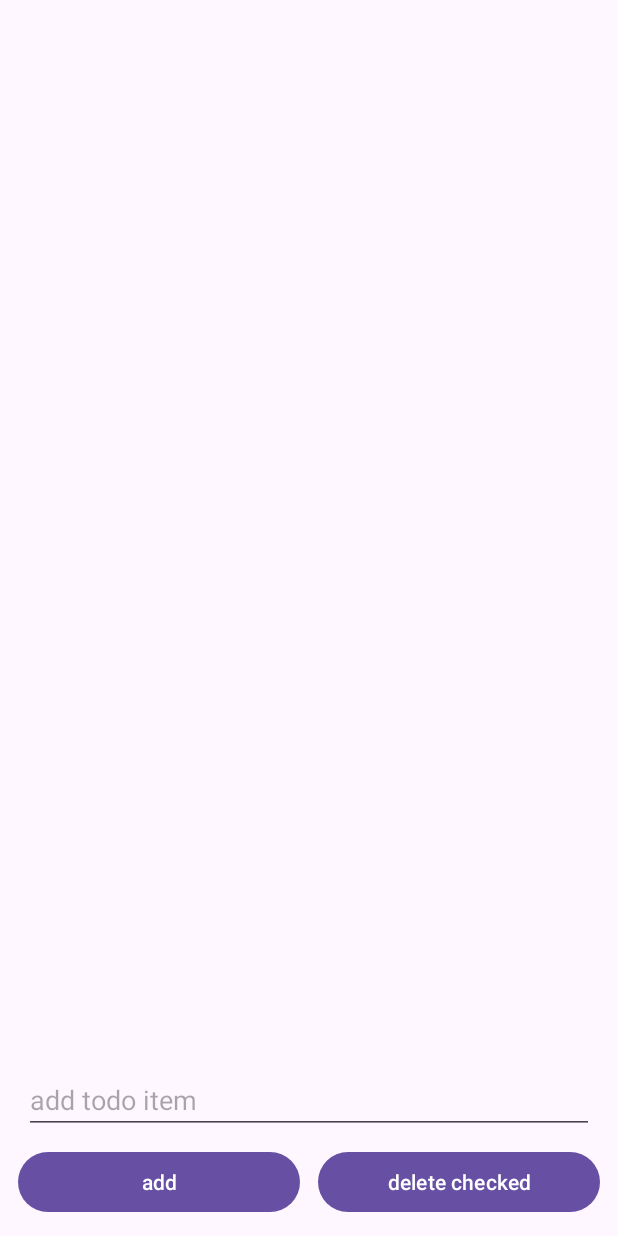
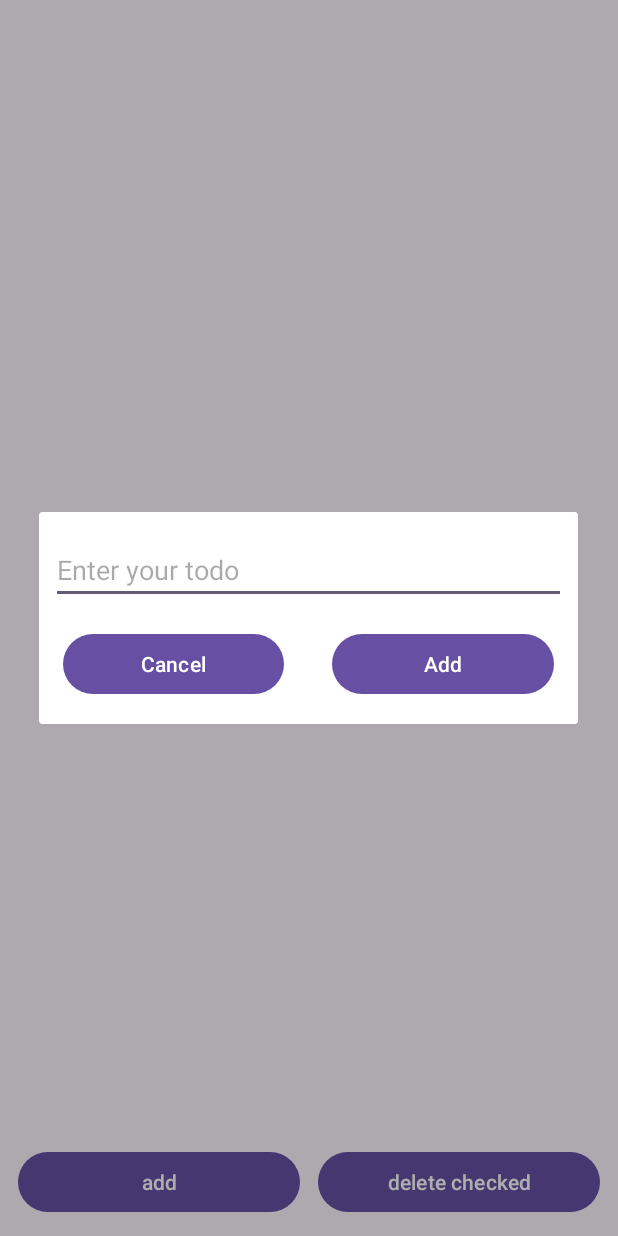
Before and after one commit to MahmudMeme/ToDo-AndroidApp, an Android app: the screen it shows after launch (MainActivity), after a tap on "add", on a phone screen of 412 x 824 dp. Run offline under Robolectric (Android 15) with nearby library versions, the phone set to English and light mode, and no system bars; our stand-ins replace Room's generated code.

Commit message:
add dialog for new todo, pin todos at top of the list with visual flag

```diff
--- a/app/src/main/java/com/example/todolist/MainActivity.kt
+++ b/app/src/main/java/com/example/todolist/MainActivity.kt
@@ -1,7 +1,11 @@
 package com.example.todolist
 
 import android.os.Bundle
+import android.view.LayoutInflater
+import android.widget.Button
+import android.widget.EditText
 import androidx.activity.enableEdgeToEdge
+import androidx.appcompat.app.AlertDialog
 import androidx.appcompat.app.AppCompatActivity
 import androidx.core.view.ViewCompat
 import androidx.core.view.WindowInsetsCompat
@@ -38,12 +42,18 @@ class MainActivity : AppCompatActivity() {
         toDoAdapter.setOnTodoCheckedChangeListener { position, isChecked ->
             viewModel.changeTodoChecked(position, isChecked)
         }
+
+        toDoAdapter.setOnTodoPinClickListener { position ->
+            viewModel.changeToDoPinned(position)
+        }
+
         binding.rvTodoList.adapter = toDoAdapter
 
         binding.btnAdd.setOnClickListener {
-            val todoTitle = binding.etTodoList.text.toString()
-            viewModel.addToDo(todoTitle)
-            binding.etTodoList.text.clear()
+            showAddTodoDialog()
+//            val todoTitle = binding.etTodoList.text.toString()
+//            viewModel.addToDo(todoTitle)
+//            binding.etTodoList.text.clear()
         }
         binding.btnDelete.setOnClickListener {
             viewModel.deleteCheckedToDos()
@@ -57,4 +67,33 @@ class MainActivity : AppCompatActivity() {
             }
         }
     }
+
+    private fun showAddTodoDialog() {
+        val dialogView = LayoutInflater.from(this).inflate(R.layout.dialog_todo, null)
+        val etDialogTodo = dialogView.findViewById<EditText>(R.id.etDialogTodo)
+        val btnDialogAdd = dialogView.findViewById<Button>(R.id.btnDialogAdd)
+        val btnDialogCancel = dialogView.findViewById<Button>(R.id.btnDialogCancel)
+
+        val dialog = AlertDialog.Builder(this)
+            .setView(dialogView)
+            .setCancelable(false)
+            .create()
+
+        btnDialogAdd.setOnClickListener {
+            val todoTitle = etDialogTodo.text.toString().trim()
+            if (todoTitle.isNotEmpty()) {
+                viewModel.addToDo(todoTitle)
+                dialog.dismiss()
+            } else {
+                etDialogTodo.error = "Enter a todo"
+            }
+        }
+
+        btnDialogCancel.setOnClickListener {
+            dialog.dismiss()
+        }
+
+        dialog.show()
+
+    }
 }
--- a/app/src/main/java/com/example/todolist/adapter/ToDoAdapter.kt
+++ b/app/src/main/java/com/example/todolist/adapter/ToDoAdapter.kt
@@ -6,15 +6,20 @@ import android.view.ViewGroup
 import androidx.recyclerview.widget.RecyclerView
 import com.example.todolist.data.ToDoEntity
 import android.graphics.Paint.STRIKE_THRU_TEXT_FLAG
+import android.view.View
 import com.example.todolist.databinding.TodoitemBinding
 
 
 class ToDoAdapter : RecyclerView.Adapter<ToDoAdapter.ToDoViewHolder>() {
     private val data = mutableListOf<ToDoEntity>()
     private var onTodoCheckedChangeListener: ((position: Int, isChecked: Boolean) -> Unit)? = null
+    private var onTodoPinClickListener: ((position: Int) -> Unit)? = null
 
     fun setOnTodoCheckedChangeListener(listener: (position: Int, isChecked: Boolean) -> Unit) {
         this.onTodoCheckedChangeListener = listener
+    }
+    fun setOnTodoPinClickListener(listener: (position: Int) -> Unit) {
+        this.onTodoPinClickListener = listener
     }
 
     override fun onCreateViewHolder(parent: ViewGroup, viewType: Int): ToDoViewHolder {
@@ -29,6 +34,9 @@ class ToDoAdapter : RecyclerView.Adapter<ToDoAdapter.ToDoViewHolder>() {
                 toDoViewHolder.bindingAdapterPosition,
                 isChecked
             )
+        }
+        binding.root.setOnClickListener {
+            this.onTodoPinClickListener?.invoke(toDoViewHolder.bindingAdapterPosition)
         }
         return toDoViewHolder
     }
@@ -61,6 +69,8 @@ class ToDoAdapter : RecyclerView.Adapter<ToDoAdapter.ToDoViewHolder>() {
                 }
             }
             binding.cbtodoItem.isChecked = item.isChecked
+            binding.imageViewPin.visibility = if (item.isPinned) View.VISIBLE else View.GONE
+
         }
     }
 }
--- a/app/src/main/java/com/example/todolist/data/LocalToDoDataSource.kt
+++ b/app/src/main/java/com/example/todolist/data/LocalToDoDataSource.kt
@@ -6,5 +6,6 @@ interface LocalToDoDataSource {
     suspend fun delete(id: Int)
     suspend fun getAll(): List<ToDoEntity>
     suspend fun toggleChecked(id: Int)
+    suspend fun togglePinned(id: Int)
     suspend fun deleteAllChecked(list: List<ToDoEntity>)
 }
--- a/app/src/main/java/com/example/todolist/data/RoomDataSource.kt
+++ b/app/src/main/java/com/example/todolist/data/RoomDataSource.kt
@@ -21,6 +21,10 @@ class RoomDataSource(private val toDoDao: ToDoDao) : LocalToDoDataSource {
         toDoDao.toggleIsChecked(id)
     }
 
+    override suspend fun togglePinned(id: Int) {
+        toDoDao.toggleIsPinned(id)
+    }
+
     override suspend fun deleteAllChecked(list: List<ToDoEntity>) {
         for (todo in list) {
             if (todo.isChecked) {
--- a/app/src/main/java/com/example/todolist/data/ToDoDao.kt
+++ b/app/src/main/java/com/example/todolist/data/ToDoDao.kt
@@ -18,9 +18,12 @@ interface ToDoDao {
     @Query("DELETE FROM todos WHERE id=:id")
     suspend fun delete(id:Int)
 
-    @Query("SELECT * FROM todos")
+    @Query("SELECT * FROM todos ORDER BY isPinned DESC")
     suspend fun getAllToDos():List<ToDoEntity>
 
     @Query("UPDATE todos SET isChecked = NOT isChecked WHERE id = :id")
     suspend fun toggleIsChecked(id: Int)
+
+    @Query("UPDATE todos set isPinned = NOT isPinned WHERE id= :id")
+    suspend fun toggleIsPinned(id: Int)
 }
--- a/app/src/main/java/com/example/todolist/data/ToDoEntity.kt
+++ b/app/src/main/java/com/example/todolist/data/ToDoEntity.kt
@@ -7,5 +7,6 @@ import androidx.room.PrimaryKey
 data class ToDoEntity(
     @PrimaryKey(autoGenerate = true) val id: Int = 0,
     val title: String,
-    var isChecked: Boolean = false
+    var isChecked: Boolean = false,
+    var isPinned : Boolean=false
 )
--- a/app/src/main/java/com/example/todolist/data/TodoRepository.kt
+++ b/app/src/main/java/com/example/todolist/data/TodoRepository.kt
@@ -17,6 +17,9 @@ class TodoRepository(private val localToDoDataSource: LocalToDoDataSource) {
     suspend fun toggleChecked(id: Int) {
         localToDoDataSource.toggleChecked(id)
     }
+    suspend fun togglePinned(id: Int){
+        localToDoDataSource.togglePinned(id)
+    }
 
     suspend fun saveAll(list: List<ToDoEntity>) {
         localToDoDataSource.saveAll(list)
--- a/app/src/main/res/layout/activity_main.xml
+++ b/app/src/main/res/layout/activity_main.xml
@@ -12,19 +12,12 @@
         android:layout_width="match_parent"
         android:layout_height="0dp"
         android:layout_marginTop="16dp"
+        android:layout_marginBottom="16dp"
         android:clipToPadding="false"
         app:layoutManager="androidx.recyclerview.widget.LinearLayoutManager"
-        app:layout_constraintBottom_toTopOf="@id/etTodoList"
+        app:layout_constraintBottom_toTopOf="@id/btnAdd"
         app:layout_constraintTop_toTopOf="parent" />
 
-    <EditText
-        android:id="@+id/etTodoList"
-        android:layout_width="match_parent"
-        android:layout_height="wrap_content"
-        android:layout_marginHorizontal="16dp"
-        android:layout_marginBottom="8dp"
-        android:hint="add todo item"
-        app:layout_constraintBottom_toTopOf="@id/btnAdd" />
 
     <Button
         android:id="@+id/btnDelete"
--- /dev/null
+++ b/app/src/main/res/layout/dialog_todo.xml
@@ -0,0 +1,50 @@
+<?xml version="1.0" encoding="utf-8"?>
+<androidx.constraintlayout.widget.ConstraintLayout xmlns:android="http://schemas.android.com/apk/res/android"
+    xmlns:app="http://schemas.android.com/apk/res-auto"
+    xmlns:tools="http://schemas.android.com/tools"
+    android:layout_width="match_parent"
+    android:layout_height="match_parent">
+
+
+    <EditText
+        android:id="@+id/etDialogTodo"
+        android:layout_width="match_parent"
+        android:layout_height="wrap_content"
+        android:paddingTop="16dp"
+        android:layout_marginTop="10dp"
+        android:layout_marginHorizontal="8dp"
+        android:hint="Enter your todo"
+        android:inputType="text"
+        app:layout_constraintTop_toTopOf="parent"
+        tools:ignore="HardcodedText,MissingConstraints" />
+
+    <LinearLayout
+        android:layout_width="match_parent"
+        android:layout_height="wrap_content"
+        android:layout_marginTop="16dp"
+        android:paddingBottom="16dp"
+        android:orientation="horizontal"
+        app:layout_constraintTop_toBottomOf="@id/etDialogTodo">
+
+        <Button
+            android:id="@+id/btnDialogCancel"
+            android:layout_width="0dp"
+            android:layout_height="wrap_content"
+            android:layout_weight="1"
+            android:layout_marginHorizontal="16dp"
+            android:text="Cancel"
+            tools:ignore="HardcodedText" />
+
+        <Button
+            android:id="@+id/btnDialogAdd"
+            android:layout_width="0dp"
+            android:layout_height="wrap_content"
+            android:layout_weight="1"
+            android:layout_marginHorizontal="16dp"
+
+            android:text="Add"
+            tools:ignore="HardcodedText" />
+    </LinearLayout>
+
+
+</androidx.constraintlayout.widget.ConstraintLayout>
```
Also changed, not shown: app/src/main/java/com/example/todolist/viewModel/ToDoViewModel.kt (+17 -0 lines), app/src/main/res/drawable/flag_24dp_e8eaed.xml (added, +9 -0 lines), app/src/main/res/layout/todoitem.xml (+14 -1 lines).
